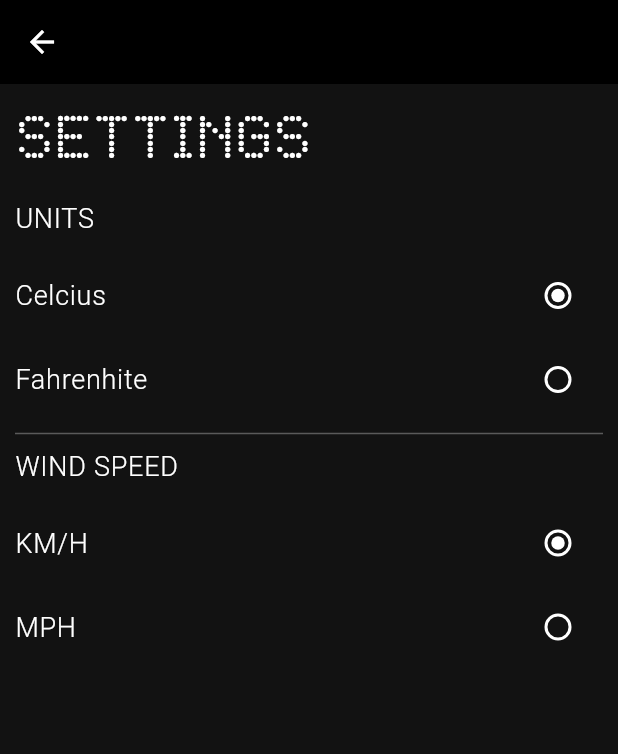
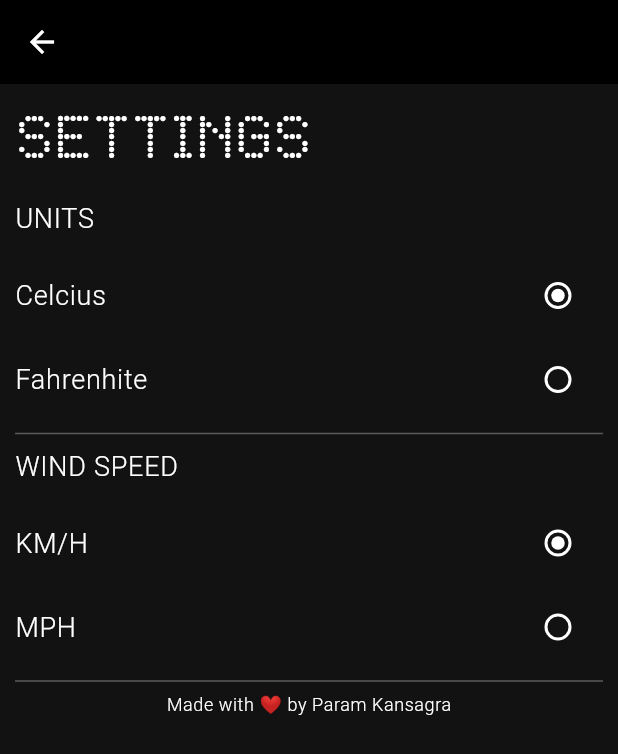
Before and after one commit to paramkansagra/WeatherApp, a Flutter app: the screen it shows after launch, after a tap on the "settings" icon, on a phone screen of 412 x 824 dp. Shown: the top 754 px of the screen. Run offline on Flutter 3.47's test engine with Material 2 defaults, Android fonts, the phone set to English and light mode, and no system bars; our stand-ins replace flutter_riverpod, flutter_svg; network calls fail.

Commit message:
Small message at end

```diff
--- a/lib/screens/settings_screen.dart
+++ b/lib/screens/settings_screen.dart
@@ -139,6 +139,19 @@ class _SettingsScreenState extends State<SettingsScreen> {
                       ),
                 ),
               ),
+              ScreenDevider(
+                color:
+                    Theme.of(context).colorScheme.onBackground.withOpacity(0.3),
+              ),
+              Container(
+                alignment: Alignment.center,
+                child: Text(
+                  "Made with ❤️ by Param Kansagra",
+                  style: Theme.of(context).textTheme.bodySmall!.copyWith(
+                        fontWeight: FontWeight.w300,
+                      ),
+                ),
+              ),
             ],
           ),
         ),
```
